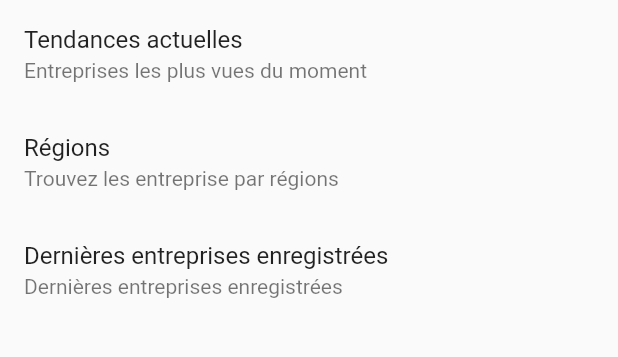
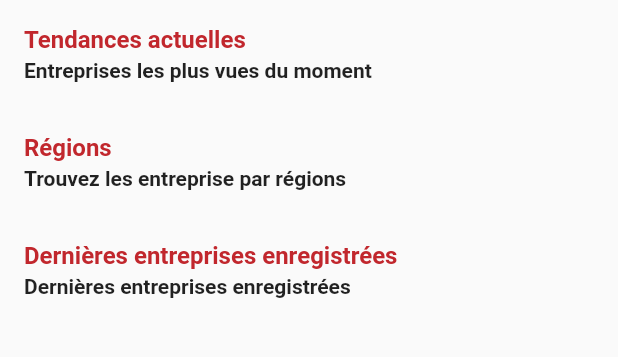
Before and after one commit to notchafrica/vitrine237-mobile, a Flutter app: the screen it shows after launch, on a phone screen of 412 x 824 dp, the part 84-441 px from its top. Run offline on Flutter 3.47's test engine with Material 2 defaults, Android fonts, the phone set to English and light mode, and no system bars; our stand-ins replace cached_network_image, flutter_icons, flutter_mobx, font_awesome_flutter, mobx; generated files the repository leaves out were written again; network calls fail.

Commit message:
Add update 22.05.21

```diff
--- a/lib/screens/home_screen.dart
+++ b/lib/screens/home_screen.dart
@@ -99,8 +99,17 @@ class _HomeScreenState extends State<HomeScreen> {
             }
           }),
           ListTile(
-            title: Text("Tendances actuelles"),
-            subtitle: Text("Entreprises les plus vues du moment"),
+            title: Text(
+              "Tendances actuelles",
+              style: TextStyle(
+                  color: Theme.of(context).primaryColor,
+                  fontWeight: FontWeight.bold),
+            ),
+            subtitle: Text(
+              "Entreprises les plus vues du moment",
+              style:
+                  TextStyle(color: Colors.black87, fontWeight: FontWeight.bold),
+            ),
           ),
           Observer(builder: (_) {
             switch (_companyStore.trending.status) {
@@ -120,8 +129,17 @@ class _HomeScreenState extends State<HomeScreen> {
             }
           }),
           ListTile(
-            title: Text("Régions"),
-            subtitle: Text("Trouvez les entreprise par régions"),
+            title: Text(
+              "Régions",
+              style: TextStyle(
+                  color: Theme.of(context).primaryColor,
+                  fontWeight: FontWeight.bold),
+            ),
+            subtitle: Text(
+              "Trouvez les entreprise par régions",
+              style:
+                  TextStyle(color: Colors.black87, fontWeight: FontWeight.bold),
+            ),
           ),
           Observer(builder: (_) {
             switch (_statesStore.states.status) {
@@ -183,8 +201,17 @@ class _HomeScreenState extends State<HomeScreen> {
             }
           }),
           ListTile(
-            title: Text("Dernières entreprises enregistrées"),
-            subtitle: Text("Dernières entreprises enregistrées"),
+            title: Text(
+              "Dernières entreprises enregistrées",
+              style: TextStyle(
+                  color: Theme.of(context).primaryColor,
+                  fontWeight: FontWeight.bold),
+            ),
+            subtitle: Text(
+              "Dernières entreprises enregistrées",
+              style:
+                  TextStyle(color: Colors.black87, fontWeight: FontWeight.bold),
+            ),
           ),
           Observer(builder: (_) {
             switch (_companyStore.latest.status) {
```
Also changed, not shown: lib/main.dart (+81 -3 lines).
